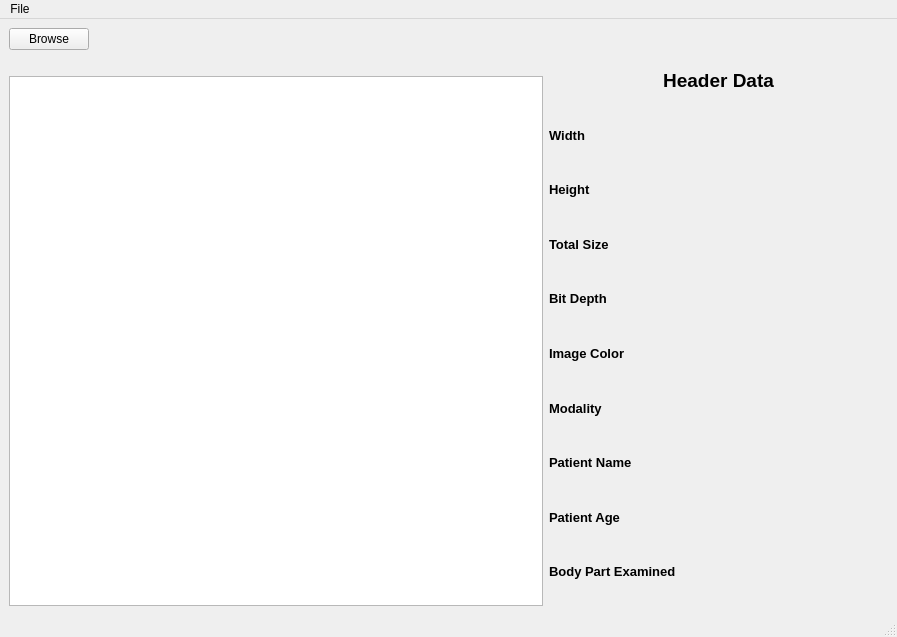
FarahGamal/Image-Processing-Toolbox, file GUI.ui: the form before one commit.
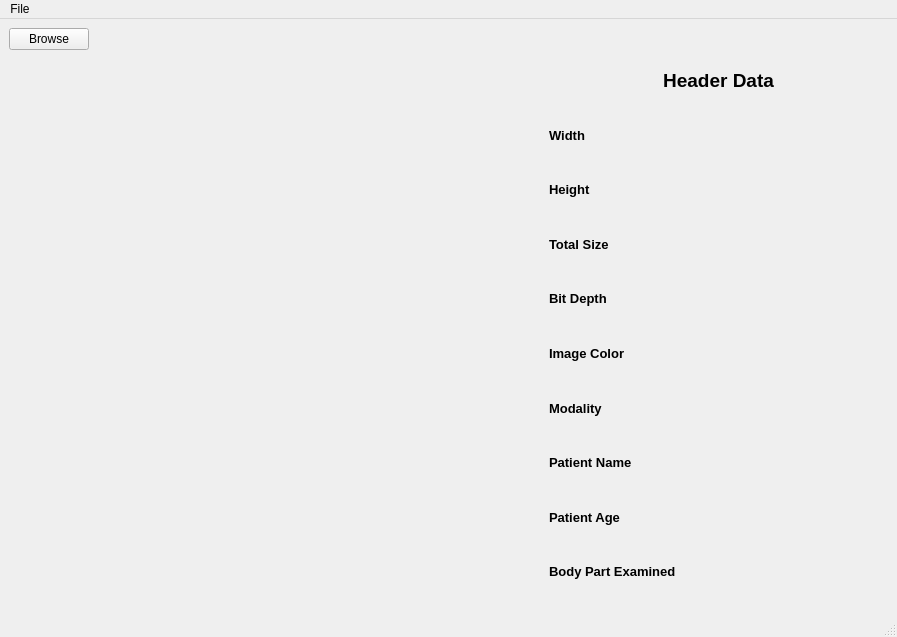
The form after the commit.

The edit to the form file:
```diff
--- a/GUI.ui
+++ b/GUI.ui
@@ -41,16 +41,77 @@
     </item>
     <item row="1" column="0">
      <layout class="QGridLayout" name="gridLayout_2">
-      <item row="1" column="0">
-       <widget class="QGraphicsView" name="imageGraphicsView"/>
-      </item>
-      <item row="0" column="0">
+      <item row="0" column="1">
        <widget class="QLabel" name="imageFormatLabel">
         <property name="text">
          <string/>
         </property>
        </widget>
       </item>
+      <item row="2" column="1">
+       <spacer name="horizontalSpacer_2">
+        <property name="orientation">
+         <enum>Qt::Horizontal</enum>
+        </property>
+        <property name="sizeHint" stdset="0">
+         <size>
+          <width>40</width>
+          <height>20</height>
+         </size>
+        </property>
+       </spacer>
+      </item>
+      <item row="0" column="2" rowspan="3">
+       <spacer name="verticalSpacer_2">
+        <property name="orientation">
+         <enum>Qt::Vertical</enum>
+        </property>
+        <property name="sizeType">
+         <enum>QSizePolicy::Fixed</enum>
+        </property>
+        <property name="sizeHint" stdset="0">
+         <size>
+          <width>20</width>
+          <height>500</height>
+         </size>
+        </property>
+       </spacer>
+      </item>
+      <item row="1" column="1">
+       <layout class="QGridLayout" name="gridLayout"/>
+      </item>
+      <item row="0" column="0">
+       <spacer name="verticalSpacer_3">
+        <property name="orientation">
+         <enum>Qt::Vertical</enum>
+        </property>
+        <property name="sizeType">
+         <enum>QSizePolicy::Fixed</enum>
+        </property>
+        <property name="sizeHint" stdset="0">
+         <size>
+          <width>20</width>
+          <height>40</height>
+         </size>
+        </property>
+       </spacer>
+      </item>
+      <item row="2" column="0">
+       <spacer name="verticalSpacer_4">
+        <property name="orientation">
+         <enum>Qt::Vertical</enum>
+        </property>
+        <property name="sizeType">
+         <enum>QSizePolicy::Fixed</enum>
+        </property>
+        <property name="sizeHint" stdset="0">
+         <size>
+          <width>20</width>
+          <height>40</height>
+         </size>
+        </property>
+       </spacer>
+      </item>
      </layout>
     </item>
     <item row="1" column="1">
```
